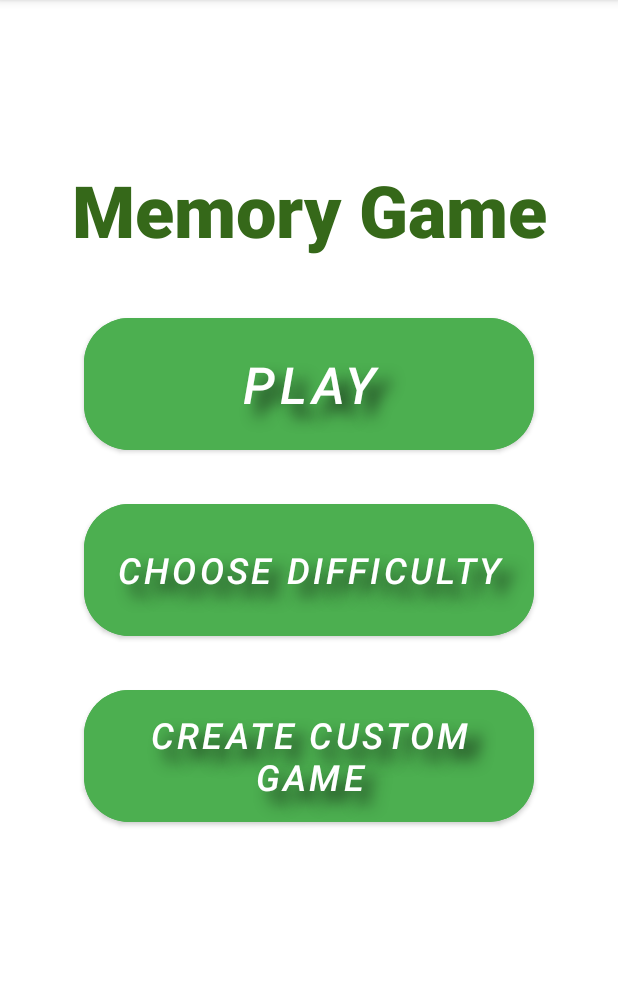
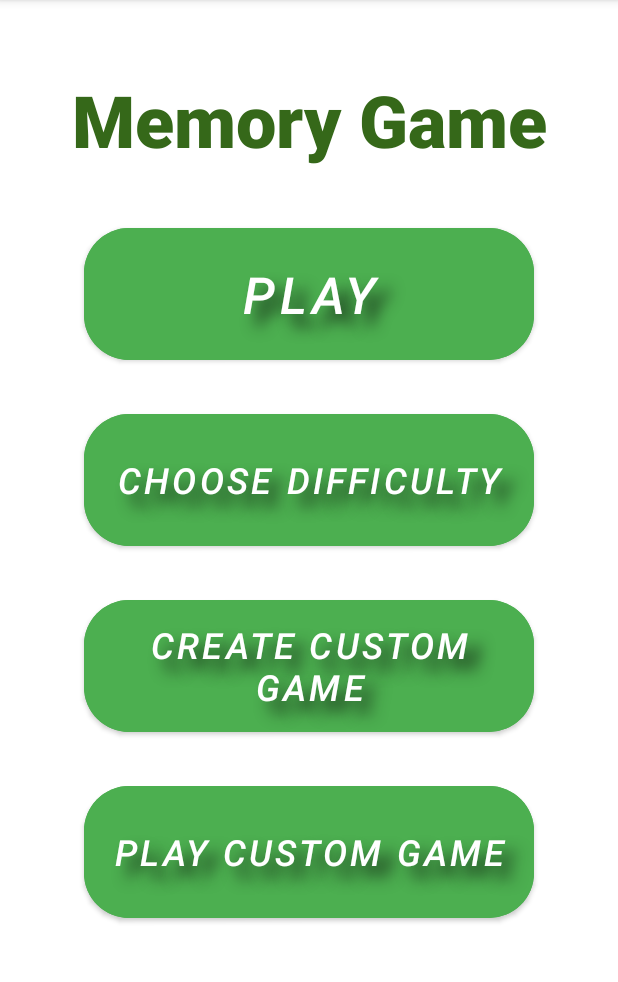
Before and after one commit to Promess02/MyMemory, an Android app: the screen it shows after launch (MainActivity), on a phone screen of 412 x 824 dp, the part 84-1066 px from its top. Run offline under Robolectric (Android 15) with nearby library versions, the phone set to English and light mode, and no system bars; our stand-ins replace Firebase (no records; nobody signed in at launch, a user with empty details on screens opened directly).

Commit message:
custom games work

```diff
--- /dev/null
+++ b/app/src/main/java/com/example/mymemory/ButtonItem.kt
@@ -0,0 +1,3 @@
+package com.example.mymemory
+
+data class ButtonItem(val text: String)
--- a/app/src/main/res/layout/menu.xml
+++ b/app/src/main/res/layout/menu.xml
@@ -10,7 +10,7 @@
         android:id="@+id/Welcome"
         android:layout_width="match_parent"
         android:layout_height="wrap_content"
-        android:layout_marginTop="92dp"
+        android:layout_marginTop="32dp"
         android:ellipsize="middle"
         android:fontFamily="sans-serif-black"
         android:gravity="center_horizontal|center_vertical"
@@ -98,8 +98,37 @@
         android:textStyle="italic"
         app:cornerRadius="30dp"
         app:iconTint="#FFFFFF"
+        app:layout_constraintBottom_toTopOf="@+id/playCustomBtn"
         app:layout_constraintEnd_toEndOf="parent"
         app:layout_constraintStart_toStartOf="parent"
         app:layout_constraintTop_toBottomOf="@+id/ChooseBtn" />
 
+    <Button
+        android:id="@+id/playCustomBtn"
+        android:layout_width="wrap_content"
+        android:layout_height="wrap_content"
+        android:layout_gravity="center_horizontal|center_vertical"
+        android:layout_marginStart="55dp"
+        android:layout_marginTop="24dp"
+        android:layout_marginEnd="56dp"
+        android:width="300dp"
+        android:height="100dp"
+        android:backgroundTint="#4CAF50"
+        android:backgroundTintMode="add"
+        android:elegantTextHeight="false"
+        android:gravity="center_horizontal|center_vertical"
+        android:maxWidth="200dip"
+        android:shadowColor="#163017"
+        android:shadowDx="12"
+        android:shadowDy="12"
+        android:shadowRadius="12"
+        android:text="Play Custom Game"
+        android:textSize="24sp"
+        android:textStyle="italic"
+        app:cornerRadius="30dp"
+        app:iconTint="#FFFFFF"
+        app:layout_constraintEnd_toEndOf="parent"
+        app:layout_constraintStart_toStartOf="parent"
+        app:layout_constraintTop_toBottomOf="@+id/CustomBtn" />
+
 </androidx.constraintlayout.widget.ConstraintLayout>
```
Also changed, not shown: app/src/main/AndroidManifest.xml (+7 -0 lines), app/src/main/java/com/example/mymemory/CreateActivity.kt (+8 -4 lines), app/src/main/java/com/example/mymemory/GameActivity.kt (+18 -13 lines), app/src/main/java/com/example/mymemory/MainActivity.kt (+14 -7 lines), app/src/main/java/com/example/mymemory/gameListActivity.kt (added, +88 -0 lines), app/src/main/java/com/example/mymemory/utils/ButtonAdapter.kt (added, +34 -0 lines), app/src/main/res/layout/button.xml (added, +9 -0 lines), app/src/main/res/layout/games_list.xml (added, +36 -0 lines).
